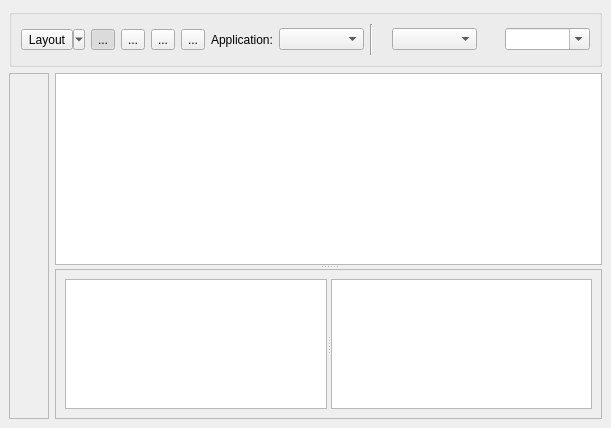
Old version of the form trunk/maestro/gui/plugins/views/stanza_editor/StanzaEditorBase.ui in the repository patrickhartling/maestro.
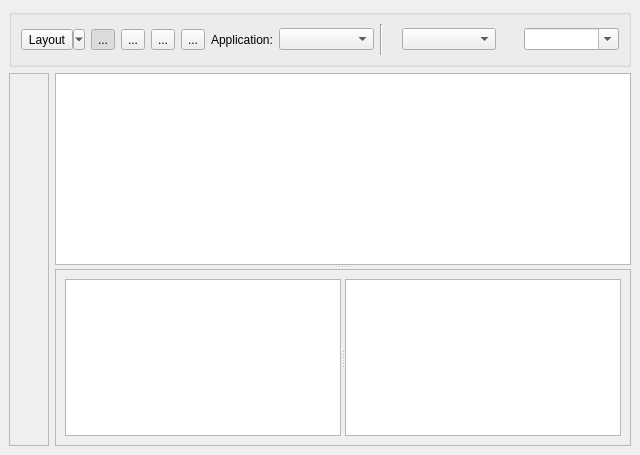
New version of the form. Icons and pictures are not drawn.

Commit message: - Move even more into toolbars. - Fix help file locations.

```diff
--- a/trunk/maestro/gui/plugins/views/stanza_editor/StanzaEditorBase.ui
+++ b/trunk/maestro/gui/plugins/views/stanza_editor/StanzaEditorBase.ui
@@ -5,8 +5,8 @@
    <rect>
     <x>0</x>
     <y>0</y>
-    <width>611</width>
-    <height>428</height>
+    <width>640</width>
+    <height>455</height>
    </rect>
   </property>
   <property name="windowTitle" >
```
The commit also changes 1 other file.
